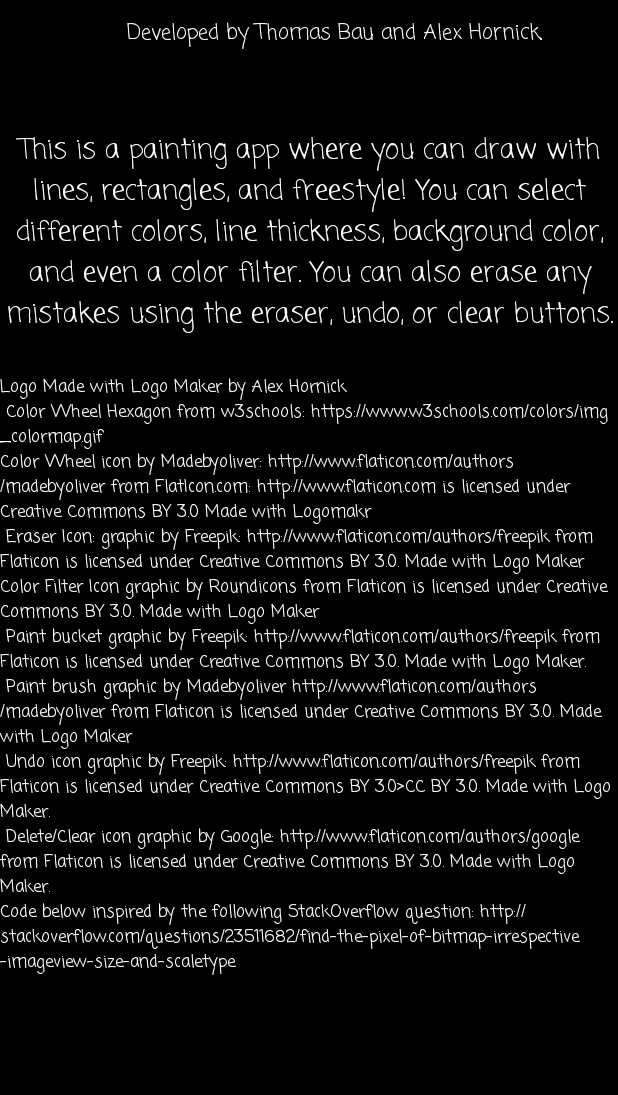
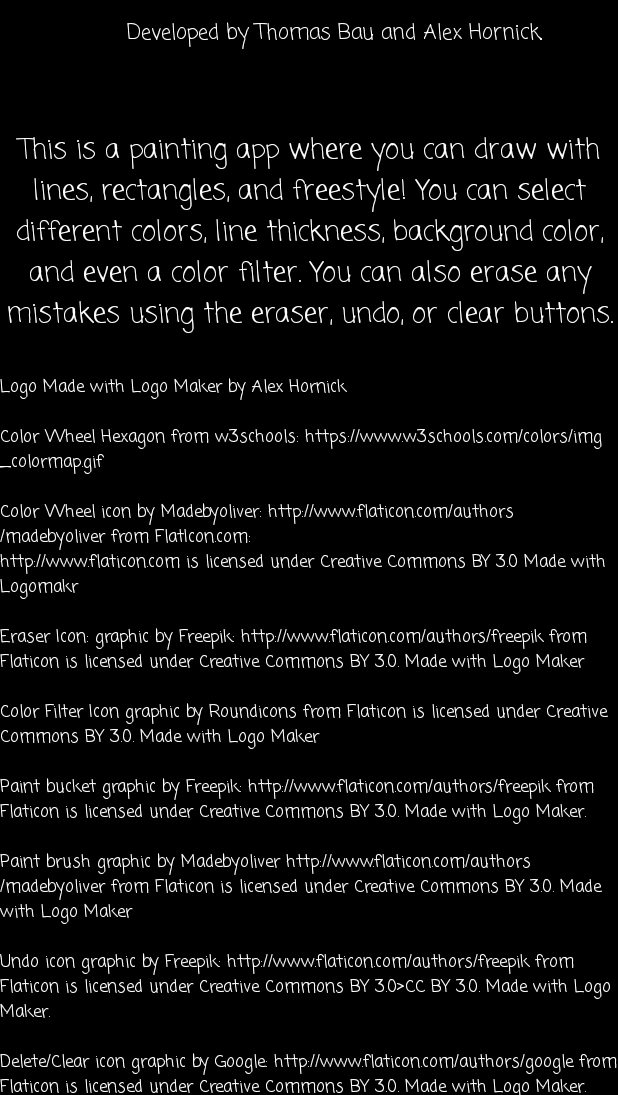
Before and after one commit to alexhornick/ColorMe, an Android app: the AboutActivity screen opened directly, with no data from a screen before it, on a phone screen of 412 x 824 dp, the part 141-1236 px from its top. Run offline under Robolectric (Android 15) with nearby library versions, the phone set to English and light mode, and no system bars.

Commit message:
Fixed about screen descriptions and formatting. Added source for Color Picker code. Finalizing project.

```diff
--- a/app/src/main/java/com/bauandhornick/colorme/ColorWheel.java
+++ b/app/src/main/java/com/bauandhornick/colorme/ColorWheel.java
@@ -40,7 +40,10 @@ public class ColorWheel extends ImageView implements View.OnClickListener {
         final ImageView im = this;
 
         /*This code allows the user to select the color. It will get the color of the pixel the user selected*/
-        /*Code below inspired by the following StackOverflow question: http://stackoverflow.com/questions/23511682/find-the-pixel-of-bitmap-irrespective-imageview-size-and-scaletype*/
+        /*Code below inspired by the following StackOverflow questions:
+        * http://stackoverflow.com/questions/23511682/find-the-pixel-of-bitmap-irrespective-imageview-size-and-scaletype
+        * http://stackoverflow.com/questions/7807360/how-to-get-pixel-colour-in-android
+        * */
         im.setOnTouchListener(new View.OnTouchListener() {
             @Override
             public boolean onTouch(View v, MotionEvent event) {
--- a/app/src/main/res/values/strings.xml
+++ b/app/src/main/res/values/strings.xml
@@ -4,7 +4,16 @@
     <string name="about_text">Developed by Thomas Bau and Alex Hornick.</string>
     <string name="app_descript">This is a painting app where you can draw with lines, rectangles, and freestyle! You can select different colors, line thickness, background color, and even a color filter. You can also erase any mistakes using the eraser, undo, or clear buttons.</string>
     <string name="logo_credits">
-            Logo Made with Logo Maker by Alex Hornick\n
-            Color Wheel Hexagon from w3schools: https://www.w3schools.com/colors/img_colormap.gif \nColor Wheel icon by Madebyoliver: http://www.flaticon.com/authors/madebyoliver from FlatIcon.com: http://www.flaticon.com is licensed under Creative Commons BY 3.0 Made with Logomakr\n Eraser Icon: graphic by Freepik: http://www.flaticon.com/authors/freepik from Flaticon is licensed under Creative Commons BY 3.0. Made with Logo Maker \nColor Filter Icon graphic by Roundicons from Flaticon is licensed under Creative Commons BY 3.0. Made with Logo Maker\n Paint bucket graphic by Freepik: http://www.flaticon.com/authors/freepik" from Flaticon is licensed under Creative Commons BY 3.0. Made with Logo Maker. \n Paint brush graphic by Madebyoliver http://www.flaticon.com/authors/madebyoliver from Flaticon is licensed under Creative Commons BY 3.0. Made with Logo Maker \n Undo icon graphic by Freepik: http://www.flaticon.com/authors/freepik from Flaticon is licensed under Creative Commons BY 3.0">CC BY 3.0. Made with Logo Maker.\n Delete/Clear icon graphic by Google: http://www.flaticon.com/authors/google from Flaticon is licensed under Creative Commons BY 3.0". Made with Logo Maker.\nCode below inspired by the following StackOverflow question: http://stackoverflow.com/questions/23511682/find-the-pixel-of-bitmap-irrespective-imageview-size-and-scaletype\n
+        Logo Made with Logo Maker by Alex Hornick
+        \n\nColor Wheel Hexagon from w3schools: https://www.w3schools.com/colors/img_colormap.gif
+        \n\nColor Wheel icon by Madebyoliver: http://www.flaticon.com/authors/madebyoliver from FlatIcon.com:
+        \nhttp://www.flaticon.com is licensed under Creative Commons BY 3.0 Made with Logomakr
+        \n\nEraser Icon: graphic by Freepik: http://www.flaticon.com/authors/freepik from Flaticon is licensed under Creative Commons BY 3.0. Made with Logo Maker
+        \n\nColor Filter Icon graphic by Roundicons from Flaticon is licensed under Creative Commons BY 3.0. Made with Logo Maker
+        \n\nPaint bucket graphic by Freepik: http://www.flaticon.com/authors/freepik" from Flaticon is licensed under Creative Commons BY 3.0. Made with Logo Maker.
+        \nPaint brush graphic by Madebyoliver http://www.flaticon.com/authors/madebyoliver from Flaticon is licensed under Creative Commons BY 3.0. Made with Logo Maker
+        \nUndo icon graphic by Freepik: http://www.flaticon.com/authors/freepik from Flaticon is licensed under Creative Commons BY 3.0">CC BY 3.0. Made with Logo Maker.
+        \n\nDelete/Clear icon graphic by Google: http://www.flaticon.com/authors/google from Flaticon is licensed under Creative Commons BY 3.0". Made with Logo Maker.
+        \nColor Picker code inspired by http://www.stackoverflow.com/questions/23511682/find-the-pixel-of-bitmap-irrespective-imageview-size-and-scaletype\nhttp://stackoverflow.com/questions/7807360/how-to-get-pixel-colour-in-android\n
     </string>
 </resources>
```
